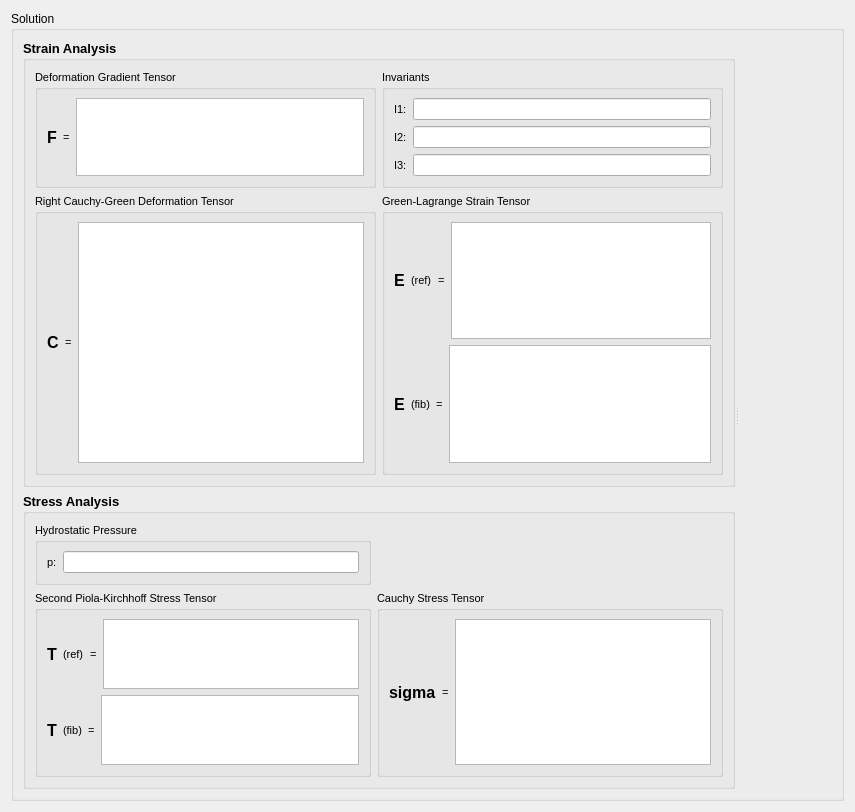
Old version of the form res/designer/simulations/biomeng321lab2.ui in the repository hsorby/neon.
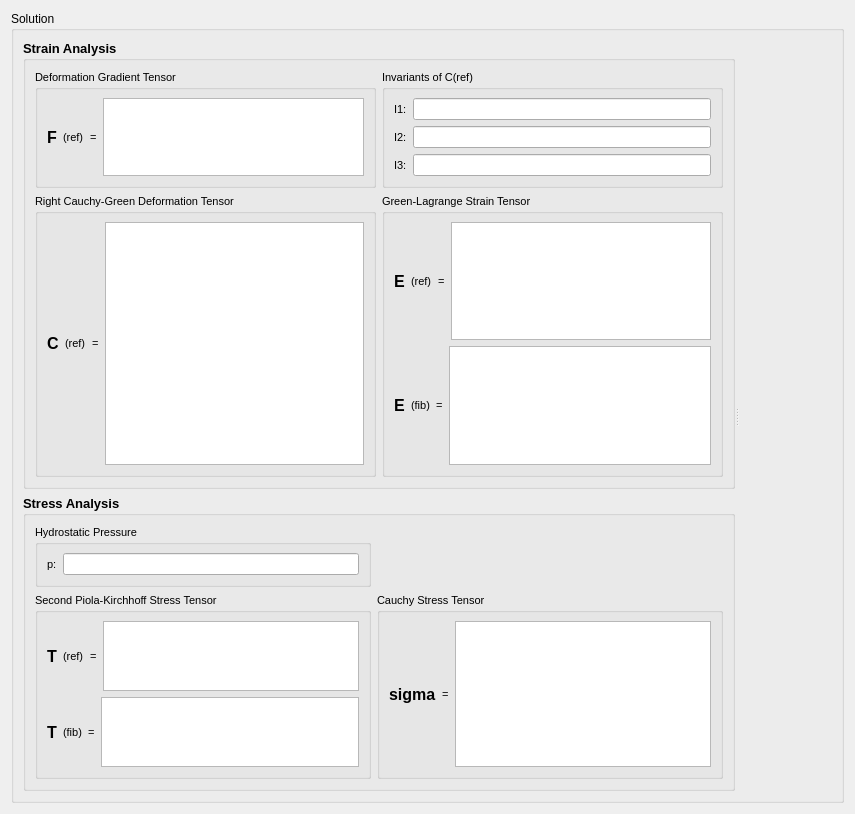
New version of the form. Custom widgets are drawn as their Qt base class.

Commit message: Updates to biomeng321 lab1 and lab2, making clear which coordinate frame the solution is given in.

Diff of the .ui file:
```diff
--- a/res/designer/simulations/biomeng321lab2.ui
+++ b/res/designer/simulations/biomeng321lab2.ui
@@ -7,7 +7,7 @@
     <x>0</x>
     <y>0</y>
     <width>855</width>
-    <height>812</height>
+    <height>814</height>
    </rect>
   </property>
   <property name="windowTitle">
@@ -25,7 +25,7 @@
         <property name="orientation">
          <enum>Qt::Horizontal</enum>
         </property>
-        <widget class="QWidget" name="">
+        <widget class="QWidget" name="layoutWidget">
          <layout class="QVBoxLayout" name="verticalLayout_2">
           <item>
            <widget class="QGroupBox" name="groupBox_9">
@@ -73,6 +73,13 @@
                   </property>
                  </widget>
                 </item>
+                <item>
+                 <widget class="QLabel" name="label_24">
+                  <property name="text">
+                   <string>(ref)</string>
+                  </property>
+                 </widget>
+                </item>
                 <item>
                  <widget class="QLabel" name="label_2">
                   <property name="text">
@@ -103,7 +110,7 @@
                 </font>
                </property>
                <property name="title">
-                <string>Invariants</string>
+                <string>Invariants of C(ref)</string>
                </property>
                <layout class="QFormLayout" name="formLayout">
                 <item row="0" column="0">
@@ -166,6 +173,13 @@
                   </property>
                  </widget>
                 </item>
+                <item>
+                 <widget class="QLabel" name="label_23">
+                  <property name="text">
+                   <string>(ref)</string>
+                  </property>
+                 </widget>
+                </item>
                 <item>
                  <widget class="QLabel" name="label_8">
                   <property name="text">
```
The commit also changes 8 other files.
